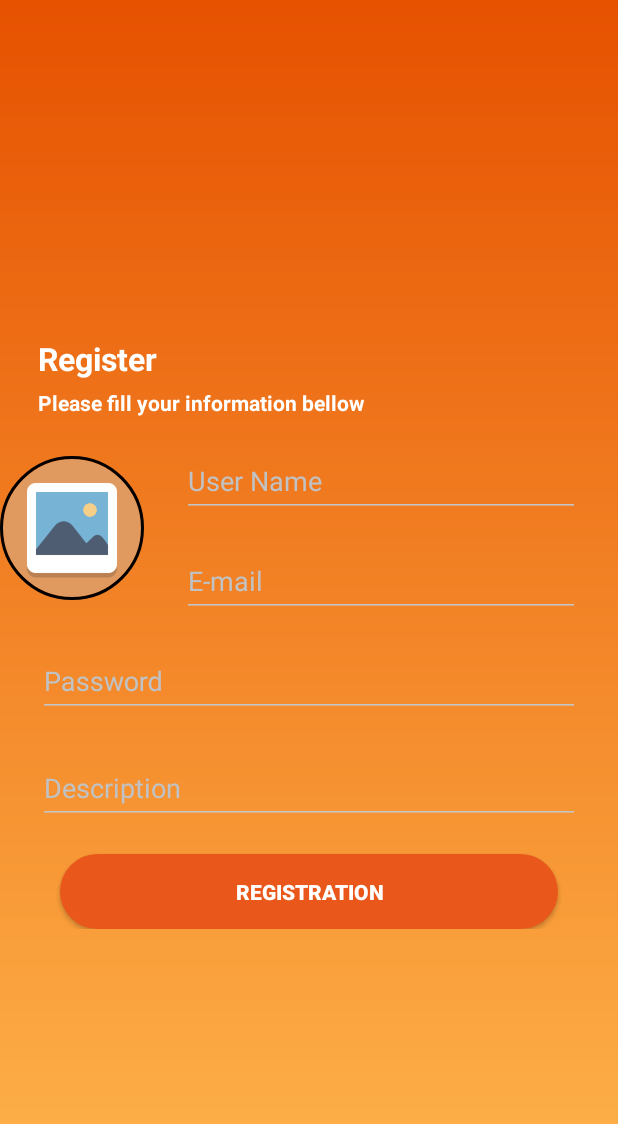
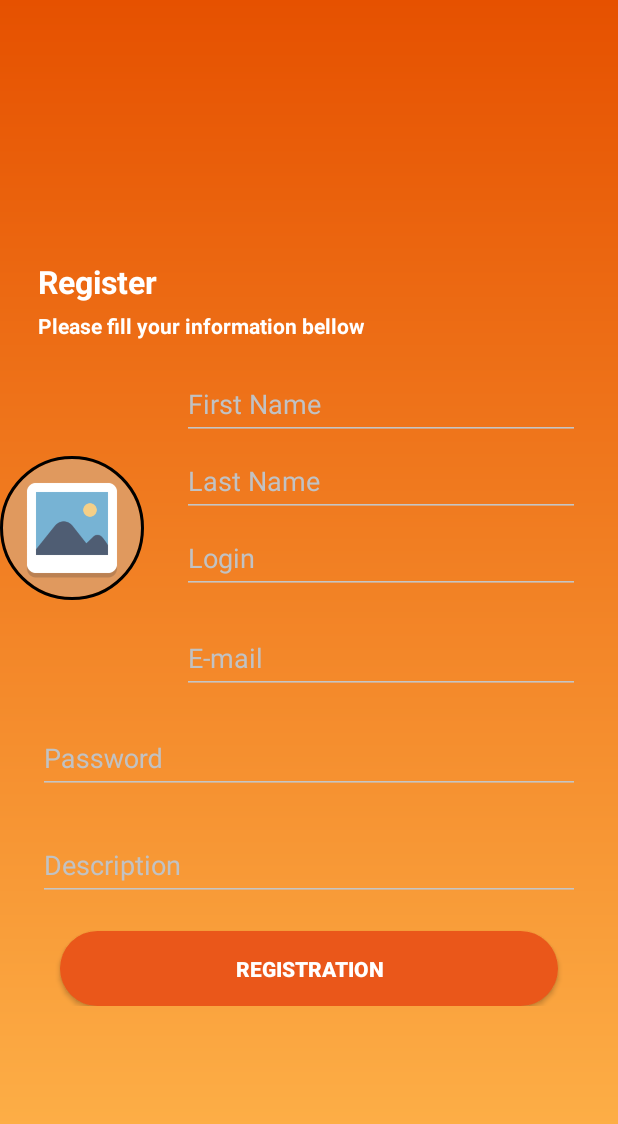
Before and after one commit to DanyOg/ProjectX, an Android app: the screen it shows after launch (LoginActivity), after a tap on "SIGN UP", on a phone screen of 412 x 824 dp. Shown: the top 1124 px of the screen. Run offline under Robolectric (Android 15) with nearby library versions, the phone set to English and light mode, and no system bars; our stand-ins replace ButterKnife, CircleImageView; pictures from the network do not load; 1 other tap on this screen came first.

Commit message:
User friends

```diff
--- a/app/src/main/java/com/focus/projectx/HttpLoader/Link.java
+++ b/app/src/main/java/com/focus/projectx/HttpLoader/Link.java
@@ -8,13 +8,16 @@ import com.focus.projectx.model.UserModel;
 import java.util.Map;
 import java.util.Objects;
 
+import okhttp3.MultipartBody;
 import retrofit2.Call;
 import retrofit2.http.Body;
 import retrofit2.http.Field;
 import retrofit2.http.FormUrlEncoded;
 import retrofit2.http.GET;
 import retrofit2.http.HeaderMap;
+import retrofit2.http.Multipart;
 import retrofit2.http.POST;
+import retrofit2.http.Part;
 import retrofit2.http.Query;
 
 /**
@@ -22,12 +25,15 @@ import retrofit2.http.Query;
  */
 
 public interface Link {
-
-    @POST("/register.php")
-    Call<RegisterRequestStatus> registerNewUser(@Query("name") String userName,
-                                                @Query("mail") String mail,
-                                                @Query("password") String password,
-                                                @Query("description") String description);
+    @Multipart
+    @POST("method/users/register")
+    Call<UserModel> register(@Part("email")       String email,
+                             @Part("password")    String password,
+                             @Part("name")        String name,
+                             @Part("login")       String login,
+                             @Part("surname")     String surname,
+                             @Part("description") String description,
+                             @Part MultipartBody.Part image);
     @FormUrlEncoded
     @POST("method/users/login")
     Call<UserModel> login(@Field("email") String email,
@@ -35,4 +41,12 @@ public interface Link {
 
     @GET("method/users")
     Call<AllUserModel> getAllUser(@HeaderMap Map<String, String> headers);
+
+    @FormUrlEncoded
+    @GET("method/user/follow")
+    Call<String> follow(@Field("user_ID") Integer userID);
+
+    @FormUrlEncoded
+    @GET("method/user/unfollow")
+    Call<String> unfollow(@Field("user_ID") Integer userID);
 }
--- a/app/src/main/res/layout/fragment_signup.xml
+++ b/app/src/main/res/layout/fragment_signup.xml
@@ -60,7 +60,45 @@
                             android:layout_height="wrap_content"
                             android:inputType="textPersonName"
                             android:id="@+id/registerName"
-                            android:hint="User Name"
+                            android:hint="First Name"
+                            android:maxLines="1"
+                            android:layout_marginLeft="25dp"
+                            android:layout_marginRight="25dp"
+                            android:textColor="@android:color/white"
+                            android:textColorLink="?attr/actionModeSplitBackground"
+                            app:hintTextAppearance="@style/TextAppearence.App.TextInputLayout"
+                            android:textColorHint="#c1c2c4"
+                            android:paddingTop="5dp" />
+                    </android.support.design.widget.TextInputLayout>
+                    <android.support.design.widget.TextInputLayout
+                        android:layout_width="match_parent"
+                        android:layout_height="wrap_content"
+                        android:textColorHint="#c1c2c4">
+                        <EditText
+                            android:layout_width="match_parent"
+                            android:layout_height="wrap_content"
+                            android:inputType="textPersonName"
+                            android:id="@+id/registerLastName"
+                            android:hint="Last Name"
+                            android:maxLines="1"
+                            android:layout_marginLeft="25dp"
+                            android:layout_marginRight="25dp"
+                            android:textColor="@android:color/white"
+                            android:textColorLink="?attr/actionModeSplitBackground"
+                            app:hintTextAppearance="@style/TextAppearence.App.TextInputLayout"
+                            android:textColorHint="#c1c2c4"
+                            android:paddingTop="5dp" />
+                    </android.support.design.widget.TextInputLayout>
+                    <android.support.design.widget.TextInputLayout
+                        android:layout_width="match_parent"
+                        android:layout_height="wrap_content"
+                        android:textColorHint="#c1c2c4">
+                        <EditText
+                            android:layout_width="match_parent"
+                            android:layout_height="wrap_content"
+                            android:inputType="textPersonName"
+                            android:id="@+id/registerLogin"
+                            android:hint="Login"
                             android:maxLines="1"
                             android:layout_marginLeft="25dp"
                             android:layout_marginRight="25dp"
@@ -75,6 +113,7 @@
                         android:layout_height="wrap_content"
                         android:textColorHint="#c1c2c4"
                         android:paddingTop="15dp">
+
                         <EditText
                             android:layout_width="match_parent"
                             android:layout_height="wrap_content"
--- a/app/src/main/res/values/strings.xml
+++ b/app/src/main/res/values/strings.xml
@@ -9,4 +9,5 @@
     <string name="sign_in"> Sign In </string>
     <string name="sign_up"> Sign Up </string>
     <string name="sign_in_button">SIGN IN</string>
+    <string name="togglebutton">ToggleButton</string>
 </resources>
```
Also changed, not shown: app/src/main/java/com/focus/projectx/AllUserActivity.java (+23 -0 lines), app/src/main/java/com/focus/projectx/UserInfoActivity.java (+9 -5 lines), app/src/main/java/com/focus/projectx/fragments/SignUpFragment.java (+56 -22 lines), app/src/main/java/com/focus/projectx/helpers/UserAdapter.java (added, +65 -0 lines), app/src/main/res/layout/activity_all_user.xml (+5 -4 lines), app/src/main/res/layout/activity_user_info.xml (+18 -5 lines), app/src/main/res/layout/users_card.xml (added, +50 -0 lines).
